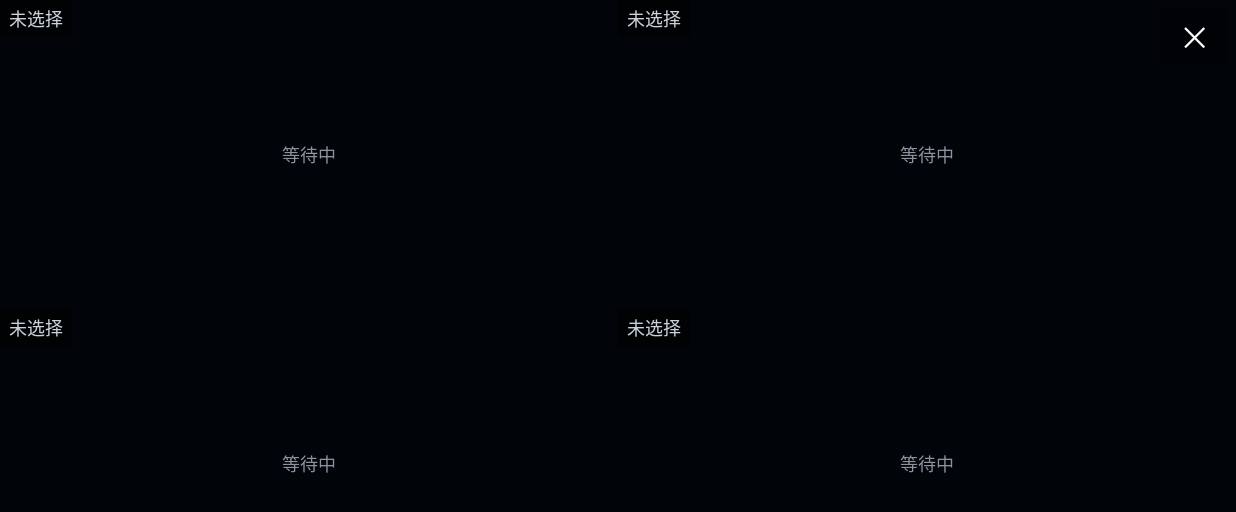
After one commit to jx0529/camview-monitor, an Android app: the QuadActivity screen opened directly, with no data from a screen before it, on a phone screen of 824 x 412 dp (held sideways). The commit adds this screen. Shown: the top 512 px of the screen. Run offline under Robolectric (Android 15) with nearby library versions, the phone set to English and light mode, and no system bars.

Commit message:
v1.0.11: VLC全屏适配(setWindowSize)+横屏四路+一键全部Basic隧道

```diff
--- a/app/build.gradle
+++ b/app/build.gradle
@@ -19,8 +19,8 @@ android {
         applicationId "com.camview.monitor"
         minSdk 24
         targetSdk 34
-        versionCode 9
-        versionName "1.0.9"
+        versionCode 11
+        versionName "1.0.11"
         ndk {
             // 只保留 64 位（现在手机基本都是 arm64），否则 VLC 原生库会让包体翻倍
             abiFilters 'arm64-v8a'
--- /dev/null
+++ b/app/src/main/java/com/camview/monitor/QuadActivity.java
@@ -0,0 +1,213 @@
+package com.camview.monitor;
+
+import android.app.Activity;
+import android.content.Intent;
+import android.graphics.Color;
+import android.os.Bundle;
+import android.os.Handler;
+import android.os.Looper;
+import android.view.Gravity;
+import android.view.View;
+import android.view.WindowManager;
+import android.widget.FrameLayout;
+import android.widget.LinearLayout;
+import android.widget.TextView;
+
+import java.util.ArrayList;
+import java.util.List;
+import java.util.Locale;
+
+/**
+ * 横屏四路同屏（2×2）。
+ * 只在横屏时使用，正好铺满手机横向空间，每格一个摄像头，点任意一格进单路放大。
+ */
+public class QuadActivity extends Activity {
+
+    private final List<CameraStream> streams = new ArrayList<>();
+    private final List<TextView> dots = new ArrayList<>();
+    private final List<TextView> names = new ArrayList<>();
+    private final Handler ui = new Handler(Looper.getMainLooper());
+    private FrameLayout root;
+
+    @Override
+    protected void onCreate(Bundle savedInstanceState) {
+        super.onCreate(savedInstanceState);
+        getWindow().addFlags(WindowManager.LayoutParams.FLAG_KEEP_SCREEN_ON);
+        List<String> ips = getIntent().getStringArrayListExtra("ips");
+        if (ips == null) ips = new ArrayList<>();
+        root = new FrameLayout(this);
+        root.setBackgroundColor(Color.BLACK);
+
+        LinearLayout col = new LinearLayout(this);
+        col.setOrientation(LinearLayout.VERTICAL);
+        root.addView(col, new FrameLayout.LayoutParams(
+                FrameLayout.LayoutParams.MATCH_PARENT, FrameLayout.LayoutParams.MATCH_PARENT));
+
+        for (int row = 0; row < 2; row++) {
+            LinearLayout line = new LinearLayout(this);
+            line.setOrientation(LinearLayout.HORIZONTAL);
+            col.addView(line, new LinearLayout.LayoutParams(
+                    LinearLayout.LayoutParams.MATCH_PARENT, 0, 1f));
+            for (int c = 0; c < 2; c++) {
+                int idx = row * 2 + c;
+                String ip = idx < ips.size() ? ips.get(idx) : null;
+                View cell = buildCell(ip);
+                line.addView(cell, new LinearLayout.LayoutParams(0,
+                        LinearLayout.LayoutParams.MATCH_PARENT, 1f));
+            }
+        }
+
+        // 顶部关闭按钮（浮层）
+        TextView close = new TextView(this);
+        close.setText("✕");
+        close.setTextSize(18);
+        close.setTextColor(Color.WHITE);
+        close.setGravity(Gravity.CENTER);
+        close.setBackgroundColor(0x66000000);
+        FrameLayout.LayoutParams clp = new FrameLayout.LayoutParams(Ui.dp(this, 44), Ui.dp(this, 36));
+        clp.gravity = Gravity.TOP | Gravity.RIGHT;
+        clp.topMargin = Ui.dp(this, 6);
+        clp.rightMargin = Ui.dp(this, 6);
+        close.setOnClickListener(v -> finish());
+        root.addView(close, clp);
+
+        setContentView(root);
+
+        for (int i = 0; i < ips.size() && i < 4; i++) {
+            CameraInfo info = App.cfg().findCamera(ips.get(i));
+            if (info == null) continue;
+            CameraStream s = new CameraStream(this, App.cfg(), info);
+            s.rotation = info.rotation;
+            s.flipH = info.flipH;
+            s.flipV = info.flipV;
+            streams.add(s);
+        }
+
+        ui.post(new Runnable() {
+            @Override
+            public void run() {
+                updateStatus();
+                ui.postDelayed(this, 800);
+            }
+        });
+    }
+
+    private View buildCell(final String ip) {
+        FrameLayout cell = new FrameLayout(this);
+        cell.setBackgroundColor(0xFF010409);
+        LinearLayout.LayoutParams outer = null;
+
+        FrameLayout holder = new FrameLayout(this);
+        cell.addView(holder, new FrameLayout.LayoutParams(
+                FrameLayout.LayoutParams.MATCH_PARENT, FrameLayout.LayoutParams.MATCH_PARENT));
+
+        TextView label = new TextView(this);
+        label.setText(ip == null ? "未选择" : ip);
+        label.setTextColor(0xFFC9D1D9);
+        label.setTextSize(12);
+        label.setPadding(Ui.dp(this, 6), Ui.dp(this, 3), Ui.dp(this, 6), Ui.dp(this, 3));
+        label.setBackgroundColor(0x88000000);
+        FrameLayout.LayoutParams lp = new FrameLayout.LayoutParams(
+                FrameLayout.LayoutParams.WRAP_CONTENT, FrameLayout.LayoutParams.WRAP_CONTENT);
+        lp.gravity = Gravity.TOP | Gravity.LEFT;
+        cell.addView(label, lp);
+        names.add(label);
+
+        TextView status = new TextView(this);
+        status.setText("等待中");
+        status.setTextColor(0xFF8B949E);
+        status.setTextSize(12);
+        FrameLayout.LayoutParams sp = new FrameLayout.LayoutParams(
+                FrameLayout.LayoutParams.WRAP_CONTENT, FrameLayout.LayoutParams.WRAP_CONTENT);
+        sp.gravity = Gravity.CENTER;
+        cell.addView(status, sp);
+        dots.add(status);
+
+        if (ip != null) {
+            android.view.TextureView tv = new android.view.TextureView(this);
+            holder.addView(tv, new FrameLayout.LayoutParams(
+                    FrameLayout.LayoutParams.MATCH_PARENT, FrameLayout.LayoutParams.MATCH_PARENT));
+            cell.setTag(tv);
+            cell.setOnClickListener(v -> {
+                Intent i = new Intent(QuadActivity.this, FullscreenActivity.class);
+                i.putExtra("ip", ip);
+                startActivity(i);
+            });
+        }
+        return cell;
+    }
+
+    @Override
+    protected void onResume() {
+        super.onResume();
+        // 绑定视频视图（此时布局已完成）
+        bindStreams();
+        for (CameraStream s : streams) s.setActive(true);
+    }
+
+    private boolean bound = false;
+
+    private void bindStreams() {
+        if (bound || root == null) return;
+        LinearLayout col = (LinearLayout) root.getChildAt(0);
+        List<android.widget.FrameLayout> cells = new ArrayList<>();
+        for (int r = 0; r < col.getChildCount(); r++) {
+            LinearLayout line = (LinearLayout) col.getChildAt(r);
+            for (int c = 0; c < line.getChildCount(); c++) {
+                if (line.getChildAt(c) instanceof android.widget.FrameLayout) {
+                    cells.add((android.widget.FrameLayout) line.getChildAt(c));
+                }
+            }
+        }
+        for (int k = 0; k < streams.size() && k < cells.size(); k++) {
+            android.widget.FrameLayout cell = cells.get(k);
+            android.view.TextureView tv = (android.view.TextureView) cell.getTag();
+            android.widget.FrameLayout holder = (android.widget.FrameLayout) cell.getChildAt(0);
+            if (tv != null) streams.get(k).attach(tv, holder);
+        }
+        bound = true;
+    }
+
+    private void updateStatus() {
+        int n = Math.min(streams.size(), dots.size());
+        for (int i = 0; i < n; i++) {
+            CameraStream s = streams.get(i);
+            TextView t = dots.get(i);
+            String txt;
+            int color;
+            if (s.state == CameraStream.ST_LIVE) {
+                if (s.isVlcMode()) {
+                    txt = s.streamRate > 0.5f ? String.format(Locale.US, "%.0f fps", s.streamRate) : "实时";
+                } else {
+                    txt = String.format(Locale.US, "%.1f fps", s.fps);
+                }
+                color = 0xFF3FB950;
+            } else if (s.state == CameraStream.ST_FAILED) {
+                txt = s.lastError == null || s.lastError.isEmpty() ? "连接失败" : s.lastError;
+                color = 0xFFF85149;
+            } else {
+                txt = "连接中…";
+                color = 0xFFD29922;
+            }
+            t.setText(txt);
+            t.setTextColor(color);
+            t.setVisibility(s.state == CameraStream.ST_LIVE && s.fps > 0.01f ? View.GONE : View.VISIBLE);
+        }
+    }
+
+    @Override
+    protected void onPause() {
+        super.onPause();
+        for (CameraStream s : streams) s.setActive(false);
+    }
+
+    @Override
+    protected void onDestroy() {
+        ui.removeCallbacksAndMessages(null);
+        for (CameraStream s : streams) {
+            try { s.release(); } catch (Throwable ignored) { }
+        }
+        streams.clear();
+        super.onDestroy();
+    }
+}
```
Also changed, not shown: app/src/main/AndroidManifest.xml (+8 -0 lines), app/src/main/java/com/camview/monitor/AppConfig.java (+12 -0 lines), app/src/main/java/com/camview/monitor/CameraStream.java (+57 -2 lines), app/src/main/java/com/camview/monitor/MainActivity.java (+79 -4 lines), 2 other files.
